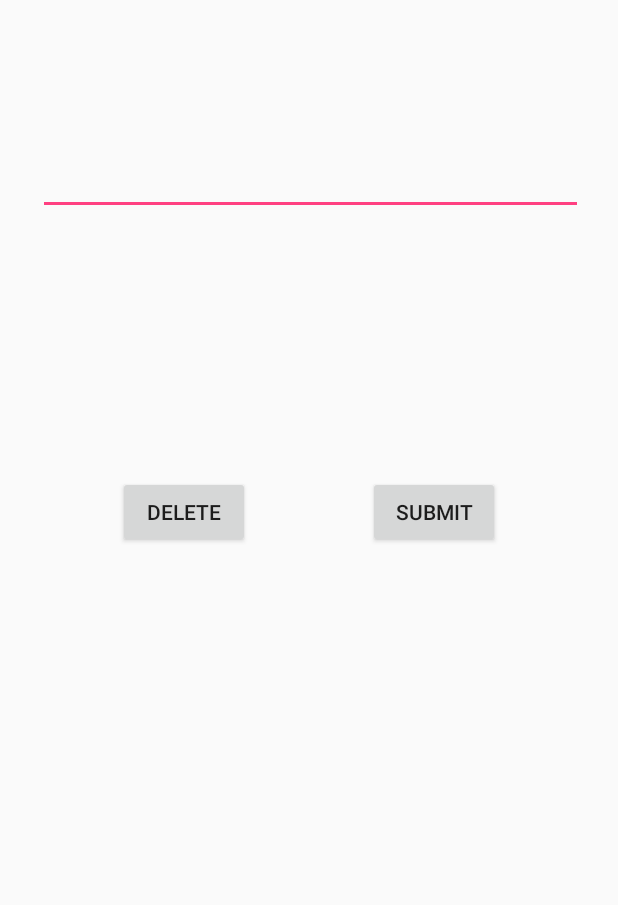
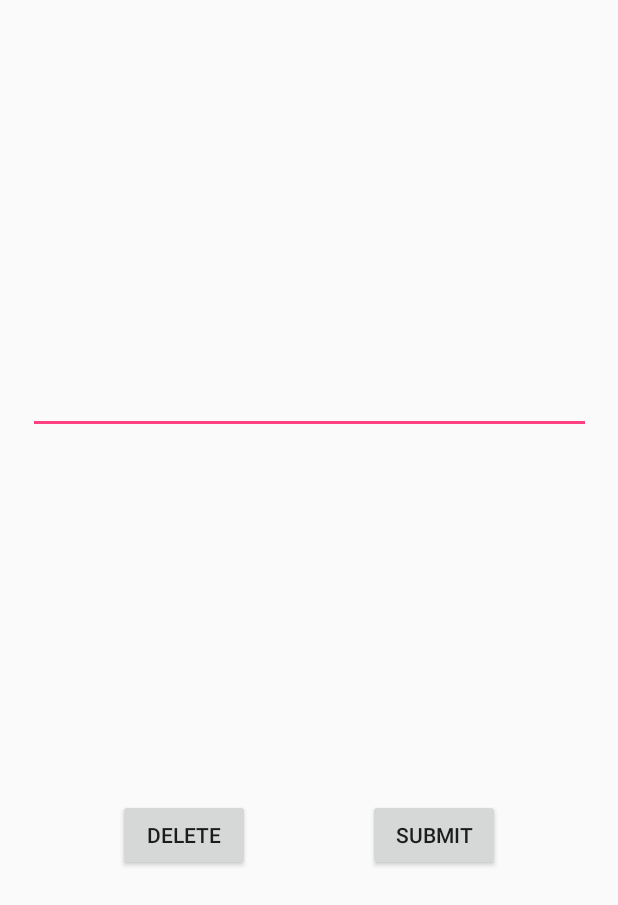
Before and after one commit to gcollelu/dirtydish, an Android app: the layout activity_modify_chore.xml on its own in the app's theme, with its tools: preview values and no code run, on a phone screen of 412 x 824 dp. Shown: the top 905 px of the screen. Run offline under Robolectric (Android 15) with nearby library versions, the light colour scheme and no system bars.

```diff
--- a/app/src/main/res/layout/activity_modify_chore.xml
+++ b/app/src/main/res/layout/activity_modify_chore.xml
@@ -15,8 +15,7 @@
         app:layout_constraintEnd_toEndOf="parent"
         app:layout_constraintHorizontal_bias="0.5"
         app:layout_constraintStart_toEndOf="@+id/btn_delete"
-        app:layout_constraintTop_toBottomOf="@+id/modify_chore_text"
-        app:layout_constraintVertical_bias="0.275" />
+        app:layout_constraintTop_toBottomOf="@+id/modify_chore_text" />
 
     <Button
         android:id="@+id/btn_delete"
@@ -27,18 +26,17 @@
         app:layout_constraintEnd_toStartOf="@+id/btn_submit"
         app:layout_constraintHorizontal_bias="0.5"
         app:layout_constraintStart_toStartOf="parent"
-        app:layout_constraintTop_toBottomOf="@+id/modify_chore_text"
-        app:layout_constraintVertical_bias="0.275" />
+        app:layout_constraintTop_toBottomOf="@+id/modify_chore_text" />
 
     <EditText
         android:id="@+id/modify_chore_text"
-        android:layout_width="363dp"
-        android:layout_height="47dp"
-        android:layout_marginTop="96dp"
+        android:layout_width="375dp"
+        android:layout_height="46dp"
         android:ems="10"
         android:inputType="textPersonName"
+        app:layout_constraintBottom_toTopOf="@+id/btn_submit"
         app:layout_constraintEnd_toEndOf="parent"
-        app:layout_constraintHorizontal_bias="0.523"
+        app:layout_constraintHorizontal_bias="0.5"
         app:layout_constraintStart_toStartOf="parent"
         app:layout_constraintTop_toTopOf="parent" />
 
```
Also changed, not shown: app/src/main/java/com/dirtydish/app/dirtydish/RecyclerAdapter.kt (+9 -2 lines), app/src/main/java/com/dirtydish/app/dirtydish/modifyChore.kt (+6 -18 lines).
